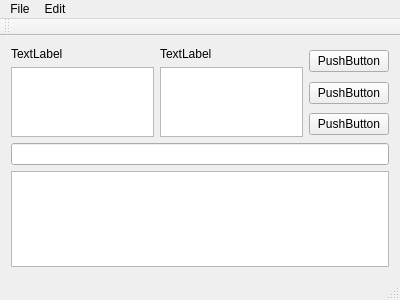
First picture: the form in mainwindow.ui, repository lost222/My_router, before the edit.
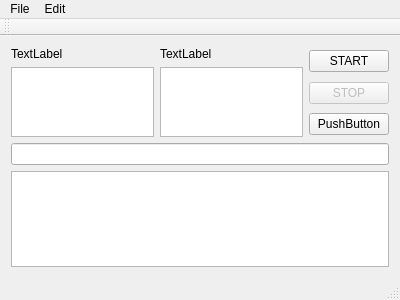
Second picture: the form after the edit.

```diff
--- a/mainwindow.ui
+++ b/mainwindow.ui
@@ -15,6 +15,16 @@
   </property>
   <widget class="QWidget" name="centralWidget">
    <layout class="QGridLayout" name="gridLayout">
+    <item row="1" column="1">
+     <widget class="QPushButton" name="stopButton">
+      <property name="enabled">
+       <bool>false</bool>
+      </property>
+      <property name="text">
+       <string>STOP</string>
+      </property>
+     </widget>
+    </item>
     <item row="0" column="0" rowspan="3">
      <layout class="QHBoxLayout" name="horizontalLayout">
       <item>
@@ -47,36 +57,23 @@
       </item>
      </layout>
     </item>
-    <item row="0" column="1">
-     <widget class="QPushButton" name="pushButton">
-      <property name="maximumSize">
-       <size>
-        <width>80</width>
-        <height>16777215</height>
-       </size>
-      </property>
-      <property name="text">
-       <string>PushButton</string>
-      </property>
-     </widget>
-    </item>
-    <item row="1" column="1">
-     <widget class="QPushButton" name="pushButton_2">
-      <property name="text">
-       <string>PushButton</string>
-      </property>
-     </widget>
-    </item>
-    <item row="2" column="1">
-     <widget class="QPushButton" name="pushButton_3">
-      <property name="text">
-       <string>PushButton</string>
-      </property>
-     </widget>
-    </item>
     <item row="3" column="0" colspan="2">
      <widget class="QLineEdit" name="lineEdit"/>
     </item>
+    <item row="2" column="1">
+     <widget class="QPushButton" name="pushButton_3">
+      <property name="text">
+       <string>PushButton</string>
+      </property>
+     </widget>
+    </item>
+    <item row="0" column="1">
+     <widget class="QPushButton" name="startButton">
+      <property name="text">
+       <string>START</string>
+      </property>
+     </widget>
+    </item>
     <item row="4" column="0" colspan="2">
      <widget class="QListView" name="listView"/>
     </item>
```
Left out of the diff: 10 changed lines with no effect on the pictures.
